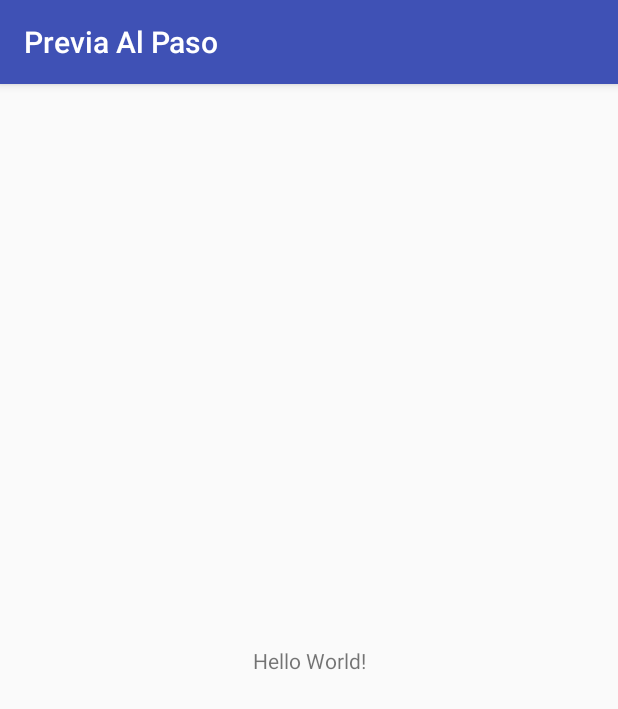
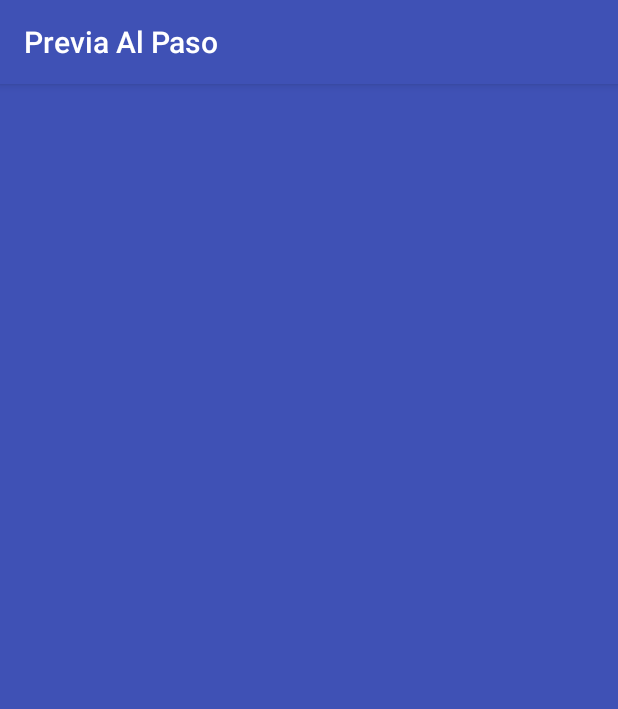
Before and after one commit to dvmatias/repo-previa-al-paso, an Android app: the screen it shows after launch (SplashActivity), on a phone screen of 412 x 824 dp. Shown: the top 709 px of the screen. Run offline under Robolectric (Android 15) with nearby library versions, the phone set to English and light mode, and no system bars.

Commit message:
[SPLASH] Log tag.
Added TAG variable to be used in logs.

```diff
--- a/app/src/main/java/com/dvmatias/previaalpaso/SplashActivity.java
+++ b/app/src/main/java/com/dvmatias/previaalpaso/SplashActivity.java
@@ -4,6 +4,10 @@ import android.support.v7.app.AppCompatActivity;
 import android.os.Bundle;
 
 public class SplashActivity extends AppCompatActivity {
+    /**
+     * TAG - Tag to use in logs.
+     */
+    private static final String TAG = SplashActivity.class.getSimpleName();
 
     @Override
     protected void onCreate(Bundle savedInstanceState) {
--- a/app/src/main/res/layout/activity_splash.xml
+++ b/app/src/main/res/layout/activity_splash.xml
@@ -4,15 +4,13 @@
     xmlns:tools="http://schemas.android.com/tools"
     android:layout_width="match_parent"
     android:layout_height="match_parent"
+    android:background="@color/colorPrimary"
     tools:context="com.dvmatias.previaalpaso.SplashActivity">
 
-    <TextView
+    <ImageView
+        android:id="@+id/iv_logo_splash"
         android:layout_width="wrap_content"
-        android:layout_height="wrap_content"
-        android:text="Hello World!"
-        app:layout_constraintBottom_toBottomOf="parent"
-        app:layout_constraintLeft_toLeftOf="parent"
-        app:layout_constraintRight_toRightOf="parent"
-        app:layout_constraintTop_toTopOf="parent" />
+        android:layout_height="wrap_content" />
+
 
 </android.support.constraint.ConstraintLayout>
```
